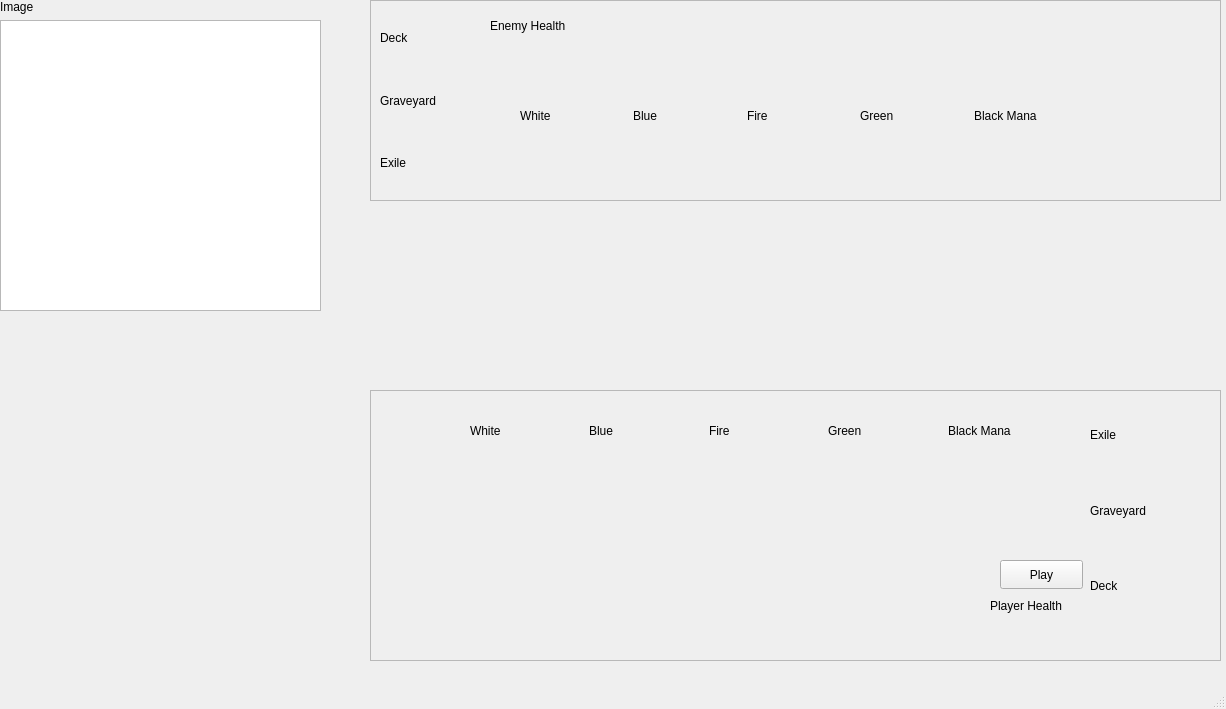
Above: mainwindow.ui from chammond123/Magic-Tutorial before the change. Below: the same form after it.
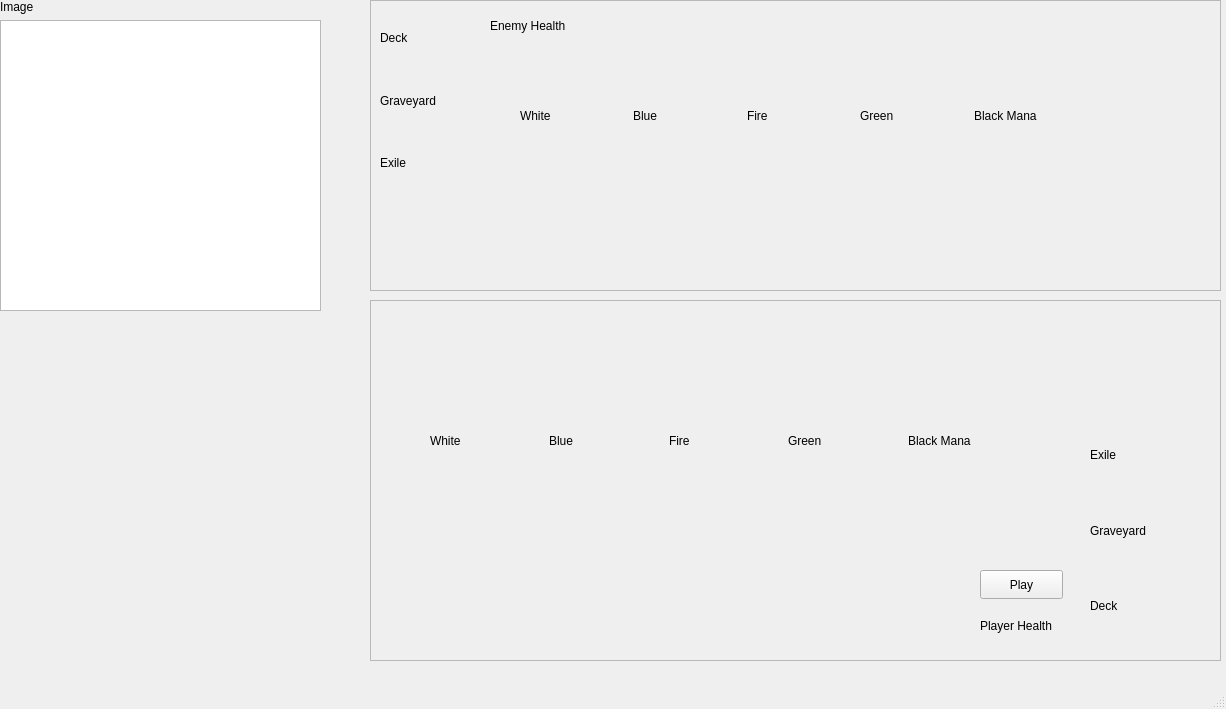
That is the form after the change.

Commit message: Refactored some of Main WIndow

What changed in the file:
```diff
--- a/mainwindow.ui
+++ b/mainwindow.ui
@@ -40,9 +40,9 @@
     <property name="geometry">
      <rect>
       <x>370</x>
-      <y>390</y>
+      <y>300</y>
       <width>851</width>
-      <height>271</height>
+      <height>361</height>
      </rect>
     </property>
     <property name="frameShape">
@@ -55,12 +55,12 @@
      <property name="geometry">
       <rect>
        <x>720</x>
-       <y>10</y>
+       <y>120</y>
        <width>121</width>
        <height>221</height>
       </rect>
      </property>
-     <layout class="QVBoxLayout" name="PlayerDeckZone">
+     <layout class="QVBoxLayout" name="deckZone_2">
       <item>
        <widget class="QLabel" name="label_13">
         <property name="text">
@@ -87,13 +87,13 @@
     <widget class="QWidget" name="horizontalLayoutWidget">
      <property name="geometry">
       <rect>
-       <x>100</x>
-       <y>10</y>
+       <x>60</x>
+       <y>110</y>
        <width>591</width>
        <height>61</height>
       </rect>
      </property>
-     <layout class="QHBoxLayout" name="PlayerMana">
+     <layout class="QHBoxLayout" name="mana_2">
       <item>
        <widget class="QLabel" name="label_6">
         <property name="text">
@@ -135,18 +135,18 @@
      <property name="geometry">
       <rect>
        <x>100</x>
-       <y>120</y>
+       <y>200</y>
        <width>501</width>
        <height>141</height>
       </rect>
      </property>
-     <layout class="QGridLayout" name="PlayerHand"/>
+     <layout class="QGridLayout" name="hand"/>
     </widget>
     <widget class="QLabel" name="PlayerHealth">
      <property name="geometry">
       <rect>
-       <x>620</x>
-       <y>200</y>
+       <x>610</x>
+       <y>310</y>
        <width>101</width>
        <height>31</height>
       </rect>
@@ -158,8 +158,8 @@
     <widget class="QPushButton" name="playCardButton">
      <property name="geometry">
       <rect>
-       <x>630</x>
-       <y>170</y>
+       <x>610</x>
+       <y>270</y>
        <width>83</width>
        <height>29</height>
       </rect>
@@ -168,6 +168,17 @@
       <string>Play</string>
      </property>
     </widget>
+    <widget class="QWidget" name="gridLayoutWidget_3">
+     <property name="geometry">
+      <rect>
+       <x>0</x>
+       <y>0</y>
+       <width>851</width>
+       <height>91</height>
+      </rect>
+     </property>
+     <layout class="QGridLayout" name="playerBattlefield"/>
+    </widget>
    </widget>
    <widget class="QFrame" name="enemyContainer">
     <property name="geometry">
@@ -175,7 +186,7 @@
       <x>370</x>
       <y>0</y>
       <width>851</width>
-      <height>201</height>
+      <height>291</height>
      </rect>
     </property>
     <property name="frameShape">
@@ -193,7 +204,7 @@
        <height>71</height>
       </rect>
      </property>
-     <layout class="QHBoxLayout" name="EnemyMana">
+     <layout class="QHBoxLayout" name="mana">
       <item>
        <widget class="QLabel" name="label_7">
         <property name="text">
@@ -240,7 +251,7 @@
        <height>181</height>
       </rect>
      </property>
-     <layout class="QVBoxLayout" name="EnemyDeckZone">
+     <layout class="QVBoxLayout" name="deckZone">
       <item>
        <widget class="QLabel" name="label_16">
         <property name="text">
@@ -277,28 +288,17 @@
       <string>Enemy Health</string>
      </property>
     </widget>
-   </widget>
    <widget class="QWidget" name="gridLayoutWidget_2">
     <property name="geometry">
      <rect>
-      <x>370</x>
+       <x>0</x>
       <y>200</y>
       <width>851</width>
       <height>91</height>
      </rect>
     </property>
-    <layout class="QGridLayout" name="enemyBattlefield"/>
-   </widget>
-   <widget class="QWidget" name="gridLayoutWidget_3">
-    <property name="geometry">
-     <rect>
-      <x>370</x>
-      <y>299</y>
-      <width>851</width>
-      <height>91</height>
-     </rect>
-    </property>
-    <layout class="QGridLayout" name="playerBattlefield"/>
+     <layout class="QGridLayout" name="battlefield"/>
+    </widget>
    </widget>
   </widget>
   <widget class="QMenuBar" name="menubar">
```
Lines whose indentation alone changed are shown as unchanged. The commit also changes 2 other files.
